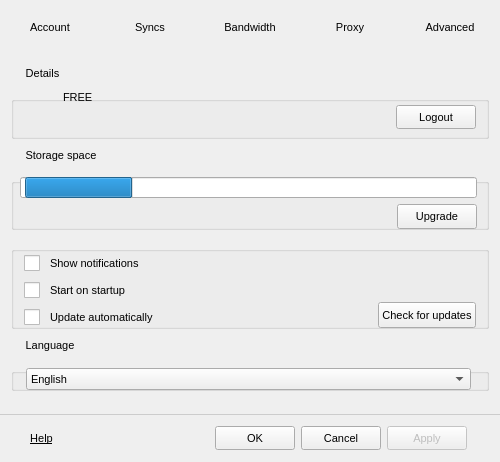
Above: Source/MEGASync/gui/SettingsDialog.ui from meganz/MEGAsync before the change. Below: the same form after it.
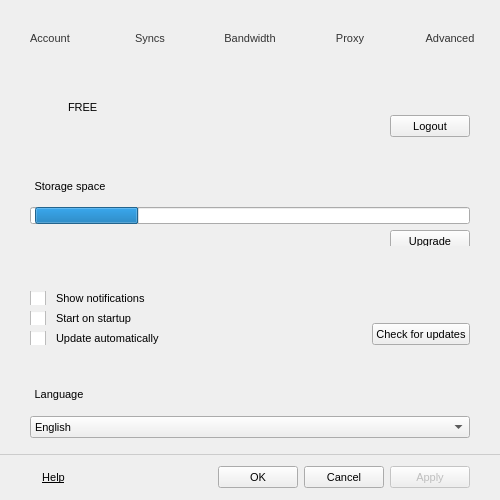
That is the form after the change. Icons and pictures are not drawn.

Commit message: Fixed alignments in Settings dialog.

Diff of the .ui file:
```diff
--- a/Source/MEGASync/gui/SettingsDialog.ui
+++ b/Source/MEGASync/gui/SettingsDialog.ui
@@ -10,19 +10,19 @@
     <x>0</x>
     <y>0</y>
     <width>500</width>
-    <height>462</height>
+    <height>500</height>
    </rect>
   </property>
   <property name="minimumSize">
    <size>
     <width>500</width>
-    <height>457</height>
+    <height>500</height>
    </size>
   </property>
   <property name="maximumSize">
    <size>
     <width>500</width>
-    <height>462</height>
+    <height>500</height>
    </size>
   </property>
   <property name="contextMenuPolicy">
@@ -40,12 +40,13 @@
 QGroupBox {
     margin-top: 15px;
 	margin-bottom: 10px;
+	border:none;
 }
 
 QGroupBox::title {
     subcontrol-origin: margin;
-    left: 10px;
     padding: 0 3px 0 3px;
+	margin-left:30px;
 }
 
 QCheckBox::indicator {
@@ -67,26 +68,24 @@
     min-height: 20px;
 	height: 20px;
 }
-
+#wTabHeader
+{
+	background-image: url(://images/menu_header.png);
+}
 #wTabHeader QToolButton
 {
-width: 70px;
-height: 60px;
+
 border: none;
 background-color: transparent;
-border-bottom: 5px solid transparent;
-padding: 0px;
+padding-top: 9px;
+padding-bottom: 9px;
+color: #333333;
+
 }
 
 #wTabHeader QToolButton:checked
 {
-background-color: white;
-border-bottom: 5px solid rgb(212,31,0);
-}
-
-#wTabHeader QToolButton
-{
-background-color: none;
+	background-image:url(://images/menu_selected.png);
 }
 
 #bHelp
@@ -201,7 +200,9 @@
 {
 background-color: white;
 border: none;
-}</string>
+}
+
+</string>
   </property>
   <layout class="QGridLayout" name="gridLayout">
    <property name="leftMargin">
@@ -224,6 +225,18 @@
    </property>
    <item row="0" column="0">
     <widget class="QWidget" name="wTabHeader" native="true">
+     <property name="minimumSize">
+      <size>
+       <width>500</width>
+       <height>76</height>
+      </size>
+     </property>
+     <property name="maximumSize">
+      <size>
+       <width>500</width>
+       <height>76</height>
+      </size>
+     </property>
      <layout class="QHBoxLayout" name="horizontalLayout_2">
       <property name="spacing">
        <number>0</number>
@@ -241,22 +254,27 @@
        <number>0</number>
       </property>
       <property name="bottomMargin">
-       <number>5</number>
+       <number>0</number>
       </property>
       <item>
        <widget class="QToolButton" name="bAccount">
         <property name="minimumSize">
          <size>
           <width>100</width>
-          <height>60</height>
+          <height>76</height>
          </size>
         </property>
         <property name="maximumSize">
          <size>
           <width>100</width>
-          <height>60</height>
+          <height>76</height>
          </size>
         </property>
+        <property name="font">
+         <font>
+          <pointsize>-1</pointsize>
+         </font>
+        </property>
         <property name="text">
          <string>Account</string>
         </property>
@@ -283,15 +301,20 @@
         <property name="minimumSize">
          <size>
           <width>100</width>
-          <height>60</height>
+          <height>76</height>
          </size>
         </property>
         <property name="maximumSize">
          <size>
           <width>100</width>
-          <height>60</height>
+          <height>76</height>
          </size>
         </property>
+        <property name="font">
+         <font>
+          <pointsize>-1</pointsize>
+         </font>
+        </property>
         <property name="text">
          <string>Syncs</string>
         </property>
@@ -318,15 +341,20 @@
         <property name="minimumSize">
          <size>
           <width>100</width>
-          <height>60</height>
+          <height>76</height>
          </size>
         </property>
         <property name="maximumSize">
          <size>
           <width>100</width>
-          <height>60</height>
+          <height>76</height>
          </size>
         </property>
+        <property name="font">
+         <font>
+          <pointsize>-1</pointsize>
+         </font>
+        </property>
         <property name="text">
          <string>Bandwidth</string>
         </property>
@@ -353,15 +381,20 @@
         <property name="minimumSize">
          <size>
           <width>100</width>
-          <height>60</height>
+          <height>76</height>
          </size>
         </property>
         <property name="maximumSize">
          <size>
           <width>100</width>
-          <height>60</height>
+          <height>76</height>
          </size>
         </property>
+        <property name="font">
+         <font>
+          <pointsize>-1</pointsize>
+         </font>
+        </property>
         <property name="text">
          <string>Proxy</string>
         </property>
@@ -388,15 +421,20 @@
         <property name="minimumSize">
          <size>
           <width>100</width>
-          <height>60</height>
+          <height>76</height>
          </size>
         </property>
         <property name="maximumSize">
          <size>
           <width>100</width>
-          <height>60</height>
+          <height>76</height>
          </size>
         </property>
+        <property name="font">
+         <font>
+          <pointsize>-1</pointsize>
+         </font>
+        </property>
         <property name="text">
          <string>Advanced</string>
         </property>
@@ -442,13 +480,13 @@
       <item>
        <layout class="QHBoxLayout" name="layoutBottom">
         <property name="leftMargin">
-         <number>18</number>
+         <number>30</number>
         </property>
         <property name="topMargin">
          <number>12</number>
         </property>
         <property name="rightMargin">
-         <number>33</number>
+         <number>30</number>
         </property>
         <property name="bottomMargin">
          <number>12</number>
@@ -538,46 +576,69 @@
      <property name="minimumSize">
       <size>
        <width>500</width>
-       <height>345</height>
+       <height>380</height>
       </size>
      </property>
      <property name="maximumSize">
       <size>
        <width>500</width>
-       <height>345</height>
+       <height>380</height>
       </size>
      </property>
+     <property name="styleSheet">
+      <string notr="true"/>
+     </property>
      <property name="currentIndex">
       <number>0</number>
      </property>
      <widget class="QWidget" name="pAccount">
+      <property name="minimumSize">
+       <size>
+        <width>500</width>
+        <height>0</height>
+       </size>
+      </property>
       <layout class="QVBoxLayout" name="verticalLayout_2">
        <property name="spacing">
         <number>0</number>
        </property>
+       <property name="leftMargin">
+        <number>0</number>
+       </property>
        <property name="topMargin">
         <number>0</number>
        </property>
+       <property name="rightMargin">
+        <number>0</number>
+       </property>
        <item>
         <widget class="QGroupBox" name="groupBox_3">
+         <property name="font">
+          <font>
+           <pointsize>-1</pointsize>
+          </font>
+         </property>
+         <property name="styleSheet">
+          <string notr="true"/>
+         </property>
          <property name="title">
-          <string>Details</string>
+          <string notr="true"/>
          </property>
          <property name="flat">
           <bool>true</bool>
          </property>
          <layout class="QHBoxLayout" name="horizontalLayout_3" stretch="0,1">
           <property name="leftMargin">
-           <number>13</number>
+           <number>30</number>
           </property>
           <property name="topMargin">
            <number>6</number>
           </property>
           <property name="rightMargin">
-           <number>12</number>
+           <number>30</number>
           </property>
           <property name="bottomMargin">
-           <number>9</number>
+           <number>0</number>
           </property>
           <item>
            <widget class="QLabel" name="lAccountImage">
@@ -734,6 +795,40 @@
          </layout>
         </widget>
        </item>
+       <item>
+        <widget class="QLabel" name="label_3">
+         <property name="sizePolicy">
+          <sizepolicy hsizetype="Preferred" vsizetype="Preferred">
+           <horstretch>0</horstretch>
+           <verstretch>0</verstretch>
+          </sizepolicy>
+         </property>
+         <property name="minimumSize">
+          <size>
+           <width>500</width>
+           <height>0</height>
+          </size>
+         </property>
+         <property name="maximumSize">
+          <size>
+           <width>500</width>
+           <height>16777215</height>
+          </size>
+         </property>
+         <property name="styleSheet">
+          <string notr="true">margin-bottom:20px;</string>
+         </property>
+         <property name="text">
+          <string/>
+         </property>
+         <property name="pixmap">
+          <pixmap resource="Resources.qrc">:/images/separator line.png</pixmap>
+         </property>
+         <property name="margin">
+          <number>0</number>
+         </property>
+        </widget>
+       </item>
        <item>
         <widget class="QGroupBox" name="groupBox_4">
          <property name="title">
@@ -747,11 +842,14 @@
            <number>6</number>
           </property>
           <property name="leftMargin">
-           <number>8</number>
+           <number>30</number>
           </property>
           <property name="topMargin">
            <number>12</number>
           </property>
+          <property name="rightMargin">
+           <number>30</number>
+          </property>
           <property name="bottomMargin">
            <number>0</number>
           </property>
@@ -831,6 +929,25 @@
          </layout>
         </widget>
        </item>
+       <item>
+        <widget class="QLabel" name="label_5">
+         <property name="minimumSize">
+          <size>
+           <width>500</width>
+           <height>0</height>
+          </size>
+         </property>
+         <property name="styleSheet">
+          <string notr="true">margin-bottom:10px;</string>
+         </property>
+         <property name="text">
+          <string/>
+         </property>
+         <property name="pixmap">
+          <pixmap resource="Resources.qrc">:/images/separator line.png</pixmap>
+         </property>
+        </widget>
+       </item>
        <item>
         <widget class="QGroupBox" name="gGeneral">
          <property name="title">
@@ -844,13 +961,13 @@
            <number>6</number>
           </property>
           <property name="leftMargin">
-           <number>12</number>
+           <number>30</number>
           </property>
           <property name="topMargin">
            <number>0</number>
           </property>
           <property name="rightMargin">
-           <number>12</number>
+           <number>30</number>
           </property>
           <property name="bottomMargin">
            <number>0</number>
@@ -1020,6 +1137,34 @@
          </layout>
         </widget>
        </item>
+       <item>
+        <widget class="QLabel" name="label_4">
+         <property name="minimumSize">
+          <size>
+           <width>500</width>
+           <height>0</height>
+          </size>
+         </property>
+         <property name="maximumSize">
+          <size>
+           <width>500</width>
+           <height>16777215</height>
+          </size>
+         </property>
+         <property name="styleSheet">
+          <string notr="true">margin-bottom: 20px;</string>
+         </property>
+         <property name="text">
+          <string/>
+         </property>
+         <property name="pixmap">
+          <pixmap resource="Resources.qrc">:/images/separator line.png</pixmap>
+         </property>
+         <property name="margin">
+          <number>0</number>
+         </property>
+        </widget>
+       </item>
        <item>
         <widget class="QGroupBox" name="gLanguage">
          <property name="title">
@@ -1030,13 +1175,13 @@
          </property>
          <layout class="QVBoxLayout" name="verticalLayout_4">
           <property name="leftMargin">
-           <number>14</number>
+           <number>30</number>
           </property>
           <property name="topMargin">
            <number>13</number>
           </property>
           <property name="rightMargin">
-           <number>17</number>
+           <number>30</number>
           </property>
           <property name="bottomMargin">
            <number>0</number>
@@ -1069,7 +1214,7 @@
        <item>
         <widget class="QGroupBox" name="gSyncs">
          <property name="title">
-          <string>Synced folders</string>
+          <string/>
          </property>
          <property name="flat">
           <bool>true</bool>
@@ -1863,7 +2008,7 @@
           </size>
          </property>
          <property name="title">
-          <string>Other</string>
+          <string/>
          </property>
          <property name="flat">
           <bool>true</bool>
```
The commit also changes 1 other file.
